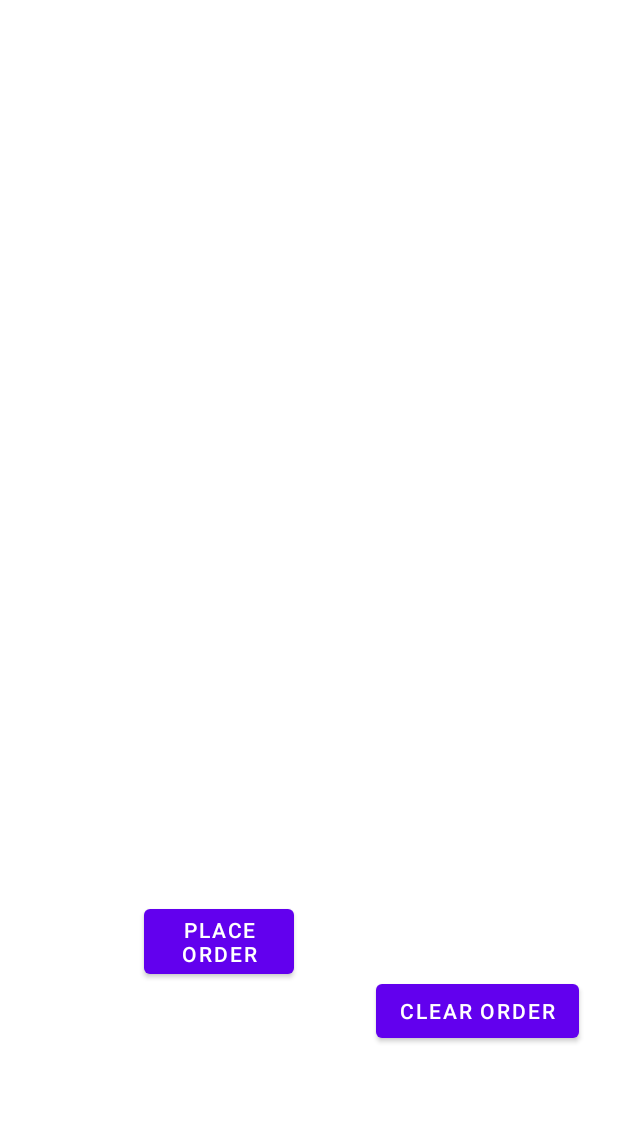
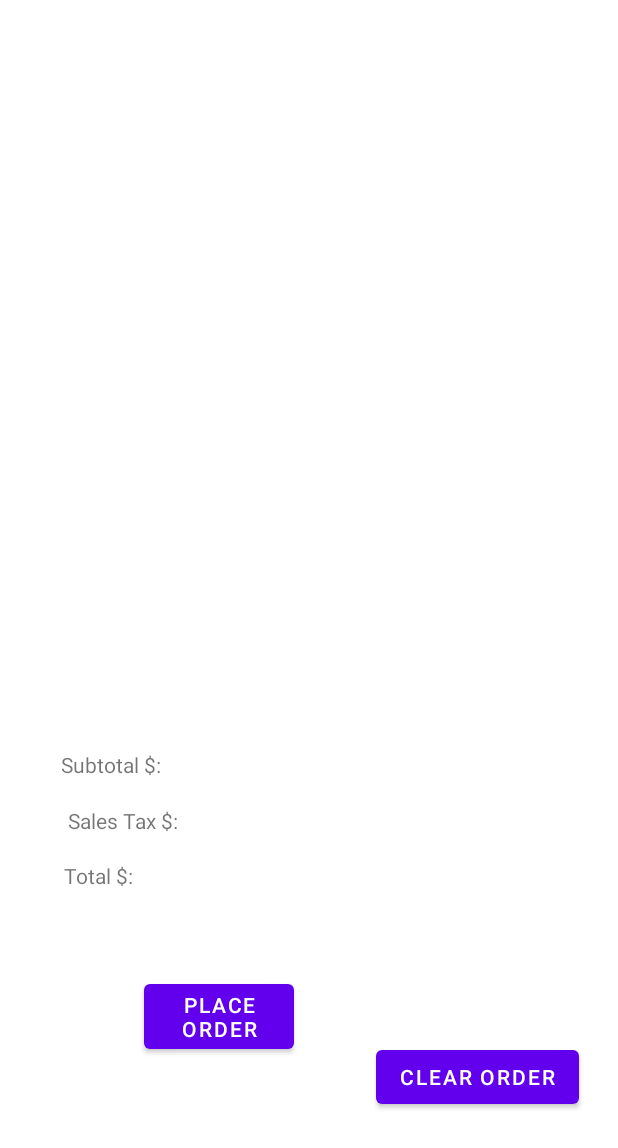
Before and after one commit to NandanTadi/RUPizzeriaMobile, an Android app: the screen it shows after launch (CurrentOrdersActivity), on a phone screen of 412 x 824 dp. Shown: the top 1148 px of the screen. Run offline under Robolectric (Android 15) with nearby library versions, the phone set to English and light mode, and no system bars.

Commit message:
mary version

```diff
--- a/app/src/main/java/com/project5/rupizzeriamobile/MainActivity.java
+++ b/app/src/main/java/com/project5/rupizzeriamobile/MainActivity.java
@@ -14,7 +14,8 @@ import java.util.HashMap;
 public class MainActivity extends AppCompatActivity {
 
     private RecyclerView recyclerView;
-    public static ArrayList<Pizza> pizzas = new ArrayList<>();
+    public static Order pizzas = new Order();
+    public static StoreOrder storeOrder = new StoreOrder();
     public static HashMap<Integer, Order> orders = new HashMap<>();
 
     @Override
--- a/app/src/main/java/com/project5/rupizzeriamobile/StoreOrdersActivity.java
+++ b/app/src/main/java/com/project5/rupizzeriamobile/StoreOrdersActivity.java
@@ -28,7 +28,7 @@ public class StoreOrdersActivity extends AppCompatActivity implements AdapterVie
     protected void onCreate(Bundle savedInstanceState) {
         super.onCreate(savedInstanceState);
         setContentView(R.layout.store_activity);
-        adapter = new ArrayAdapter<Object>((Context) this, android.R.layout.simple_list_item_1, (List<Object>) MainActivity.orders.values().stream());
+        adapter = new ArrayAdapter<Object>((Context) this, android.R.layout.simple_list_item_1, MainActivity.storeOrder.storeOrders.toArray());
         listview = findViewById(R.id.store_order_list);
         System.out.println(listview);
         listview.setOnItemClickListener(this); //register the listener for an OnItemClick event.
--- a/app/src/main/res/layout/current_activity.xml
+++ b/app/src/main/res/layout/current_activity.xml
@@ -8,12 +8,13 @@
     <ListView
         android:id="@+id/current_order_list"
         android:layout_width="409dp"
-        android:layout_height="575dp"
-        android:layout_marginBottom="120dp"
+        android:layout_height="400dp"
+        android:layout_marginBottom="325dp"
         app:layout_constraintBottom_toBottomOf="parent"
         app:layout_constraintEnd_toEndOf="parent"
         app:layout_constraintStart_toStartOf="parent"
-        app:layout_constraintTop_toTopOf="parent">
+        app:layout_constraintTop_toTopOf="parent"
+        app:layout_constraintVertical_bias="0.444">
 
     </ListView>
 
@@ -22,7 +23,7 @@
         android:layout_width="100dp"
         android:layout_height="wrap_content"
         android:layout_marginStart="96dp"
-        android:layout_marginTop="600dp"
+        android:layout_marginTop="650dp"
         android:text="@string/place_order_title"
         app:layout_constraintStart_toStartOf="parent"
         app:layout_constraintTop_toTopOf="parent" />
@@ -31,9 +32,40 @@
         android:id="@+id/clear_order"
         android:layout_width="wrap_content"
         android:layout_height="wrap_content"
-        android:layout_marginTop="10dp"
+        android:layout_marginTop="250dp"
         android:layout_marginEnd="26dp"
         android:text="@string/clear_order_title"
         app:layout_constraintEnd_toEndOf="parent"
         app:layout_constraintTop_toBottomOf="@+id/current_order_list" />
+
+    <TextView
+        android:id="@+id/textView4"
+        android:layout_width="150dp"
+        android:layout_height="20dp"
+        android:layout_marginTop="56dp"
+        android:layout_marginEnd="221dp"
+        android:text="@string/subtotal_title"
+        app:layout_constraintEnd_toEndOf="parent"
+        app:layout_constraintTop_toBottomOf="@+id/current_order_list" />
+
+    <TextView
+        android:id="@+id/textView6"
+        android:layout_width="wrap_content"
+        android:layout_height="wrap_content"
+        android:layout_marginTop="17dp"
+        android:layout_marginEnd="293dp"
+        android:text="@string/tax_title"
+        app:layout_constraintEnd_toEndOf="parent"
+        app:layout_constraintTop_toBottomOf="@+id/textView4" />
+
+    <TextView
+        android:id="@+id/textView7"
+        android:layout_width="wrap_content"
+        android:layout_height="wrap_content"
+        android:layout_marginTop="17dp"
+        android:layout_marginEnd="323dp"
+        android:text="@string/total_title"
+        app:layout_constraintEnd_toEndOf="parent"
+        app:layout_constraintTop_toBottomOf="@+id/textView6" />
+
 </androidx.constraintlayout.widget.ConstraintLayout>
--- a/app/src/main/res/values/strings.xml
+++ b/app/src/main/res/values/strings.xml
@@ -11,6 +11,8 @@
     <string name="place_order_title">Place Order</string>
     <string name="clear_order_title">Clear Order</string>
     <string name="add_to_cart">Add to Cart</string>
-
+    <string name="subtotal_title">Subtotal $: </string>
+    <string name="tax_title">Sales Tax $: </string>
+    <string name="total_title">Total $: </string>
 
 </resources>
```
Also changed, not shown: app/src/main/java/com/project5/rupizzeriamobile/CurrentOrdersActivity.java (+28 -11 lines), app/src/main/java/com/project5/rupizzeriamobile/Order.java (+8 -4 lines), app/src/main/java/com/project5/rupizzeriamobile/StoreOrder.java (+4 -4 lines), app/src/main/res/layout/pizza_row.xml (+22 -24 lines).
